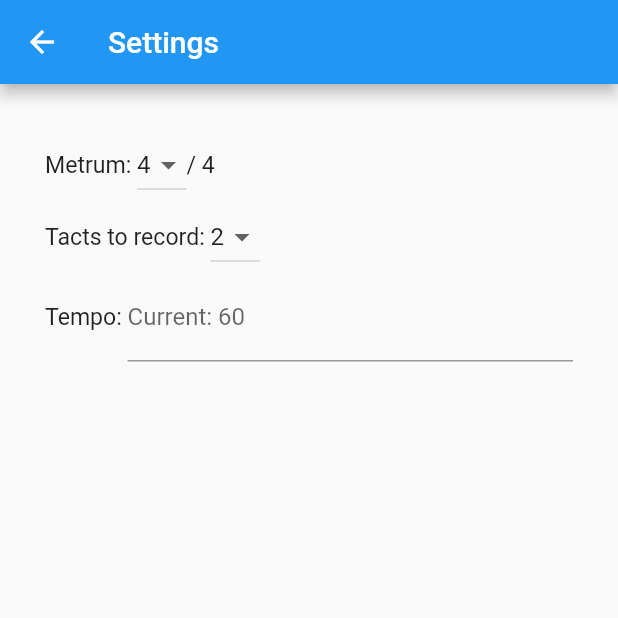
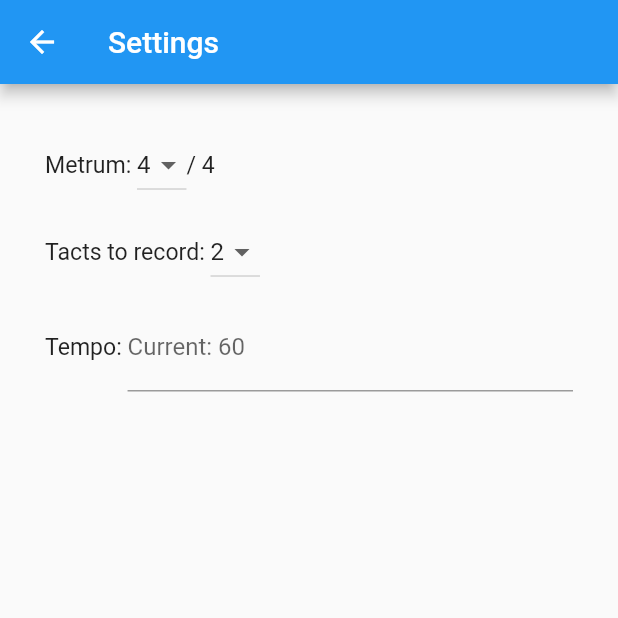
Before and after one commit to michcho415/flutter_project, a Flutter app: the screen it shows after launch, after a tap on the "settings" icon, on a phone screen of 412 x 824 dp, the top half of it. Run offline on Flutter 3.47's test engine with Material 2 defaults, Android fonts, the phone set to English and light mode, and no system bars.

Commit message:
Added padding to screen

```diff
--- a/lib/views/settings_screen.dart
+++ b/lib/views/settings_screen.dart
@@ -55,7 +55,9 @@ class _SettingsScreenState extends State<SettingsScreen> {
                         Text("/ 4", textScaleFactor: 1.1,)
                      ]
                   ),
-                Row(
+                Padding(
+                  padding: EdgeInsets.fromLTRB(0, 10, 0, 0),
+                    child:Row(
                       mainAxisAlignment: MainAxisAlignment.start,
                       children: [
                         Text("Tacts to record: ", textScaleFactor: 1.1,),
@@ -74,13 +76,16 @@ class _SettingsScreenState extends State<SettingsScreen> {
                           }).toList(),
                     ),
                   ],
+                )
                 ),
-                Row(
+                Padding(
+                  padding: EdgeInsets.fromLTRB(0, 10, 0, 0),
+                    child:Row(
                       mainAxisAlignment: MainAxisAlignment.start,
                       children: [
                         Text("Tempo: ", textScaleFactor: 1.1,),
-                      Flexible( child: TextField(
-
+                        Flexible(
+                            child: TextField(
                             onChanged: validateTextField,
                             keyboardType: TextInputType.number,
                             decoration:  InputDecoration(
@@ -90,8 +95,8 @@ class _SettingsScreenState extends State<SettingsScreen> {
                               ),
                             )
                         )
-
                       ],
+                    )
                 )
               ]
           )
```
Lines whose indentation alone changed are shown as unchanged.
